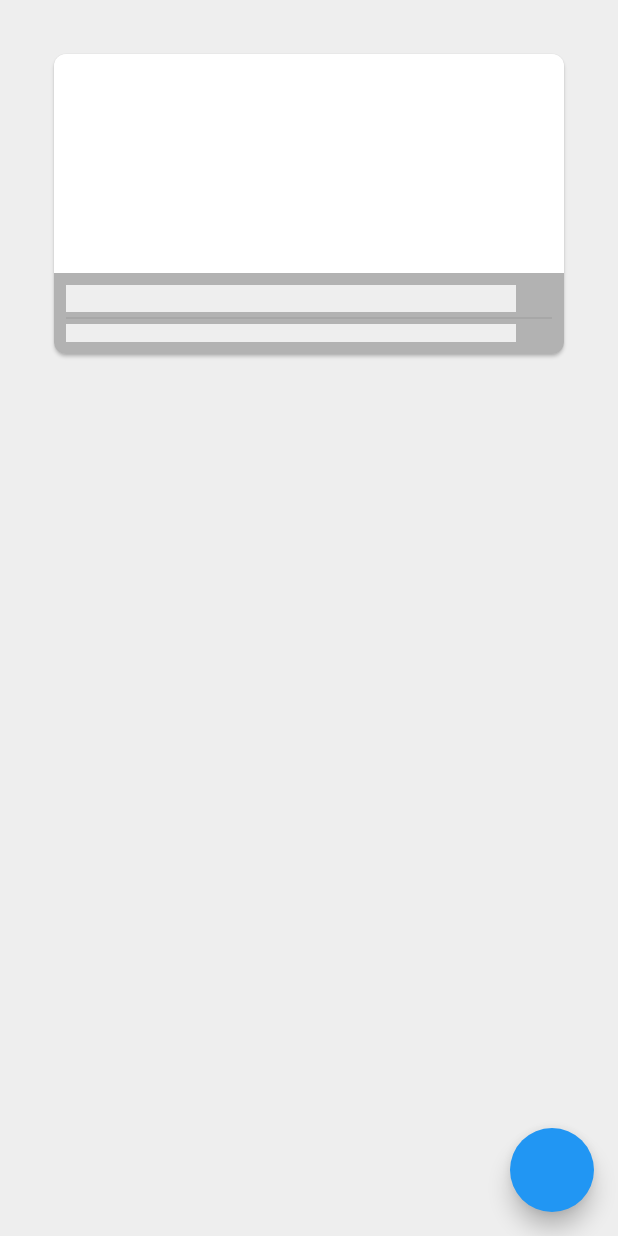
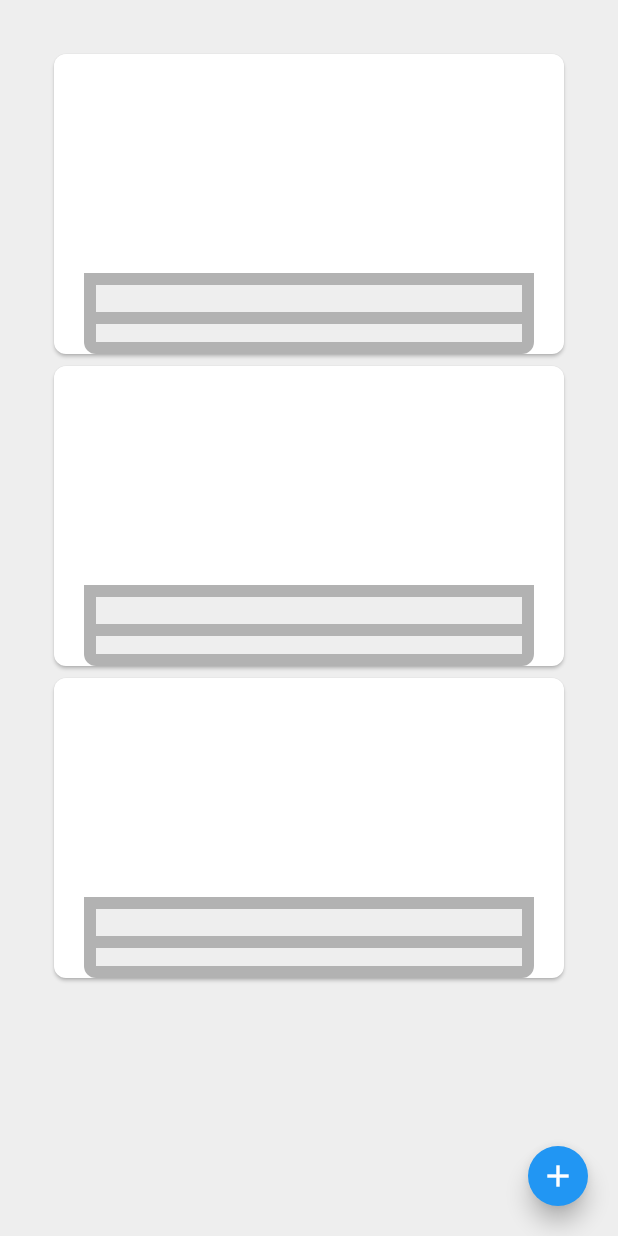
Before and after one commit to Arcey-bot/skeleton_loading, a Flutter app: the screen it shows after launch, on a phone screen of 412 x 824 dp. Run offline on Flutter 3.47's test engine with Material 2 defaults, Android fonts, the phone set to English and light mode, and no system bars; network calls fail.

Commit message:
Add animation between transitions

```diff
--- a/lib/main.dart
+++ b/lib/main.dart
@@ -2,8 +2,6 @@ import 'package:flutter/material.dart';
 import 'package:flutter/services.dart';
 
 import 'package:skeleton_loading_sample/screen/home_screen.dart';
-
-// TODO: Request list of images rather than one for variety
 
 void main() {
   WidgetsFlutterBinding.ensureInitialized();
--- a/lib/screen/home_screen.dart
+++ b/lib/screen/home_screen.dart
@@ -2,7 +2,7 @@ import 'package:flutter/material.dart';
 
 import 'package:skeleton_loading_sample/widget/picture_card.dart';
 
-List<PictureCard> pictures = [PictureCard()];
+List<PictureCard> pictures = List.generate(3, (index) => PictureCard());
 
 class HomeScreen extends StatefulWidget {
   const HomeScreen({Key? key}) : super(key: key);
@@ -16,11 +16,13 @@ class _HomeScreenState extends State<HomeScreen> {
   @override
   Widget build(BuildContext context) {
     return Scaffold(
-      floatingActionButton: FloatingActionButton(onPressed: () {
-        setState(() {
-          cards.add(PictureCard());
-        });
-      }),
+      floatingActionButton: FloatingActionButton.small(
+          child: const Icon(Icons.add),
+          onPressed: () {
+            setState(() {
+              cards.add(PictureCard());
+            });
+          }),
       backgroundColor: Colors.grey[200],
       body: ListView.builder(
         padding: const EdgeInsets.all(32.0),
--- a/lib/widget/picture_card.dart
+++ b/lib/widget/picture_card.dart
@@ -12,7 +12,7 @@ const String url = 'https://picsum.photos/$imageW/$imageH';
 
 class PictureCard extends StatelessWidget {
   final Future _image = Future.delayed(
-      const Duration(seconds: 5), () => http.get(Uri.parse(url)));
+      const Duration(seconds: 3), () => http.get(Uri.parse(url)));
 
   PictureCard({Key? key}) : super(key: key);
 
@@ -25,10 +25,19 @@ class PictureCard extends StatelessWidget {
       child: FutureBuilder(
           future: _image,
           builder: (BuildContext context, AsyncSnapshot<dynamic> snapshot) {
+            Widget child;
             if (snapshot.hasData) {
-              return Picture(imageBytes: snapshot.data.bodyBytes);
+              return AnimatedSwitcher(
+                  duration: const Duration(milliseconds: 500),
+                  child: Picture(imageBytes: snapshot.data.bodyBytes));
             }
-            return const PictureSkeleton();
+            return const AnimatedSwitcher(
+                duration: Duration(milliseconds: 500),
+                switchOutCurve: Curves.easeOutSine,
+                child: PictureSkeleton());
+
+            // return AnimatedSwitcher(
+            //     duration: const Duration(seconds: 4), child: child);
           }),
     );
   }
@@ -125,7 +134,10 @@ class _PictureOverlayLoading extends StatelessWidget {
           width: imageW + .0,
           child: ColoredBox(color: Colors.grey[200]!),
         ),
-        const Divider(height: 8.0),
+        const Divider(
+          height: 8.0,
+          color: Colors.transparent,
+        ),
         SizedBox(
           height: utils.TextStyles.imageBody.fontSize,
           width: imageW + .0,
```
